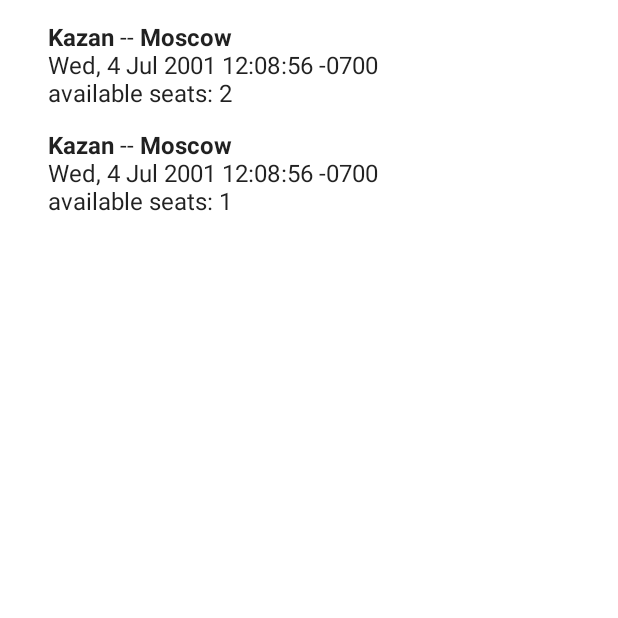
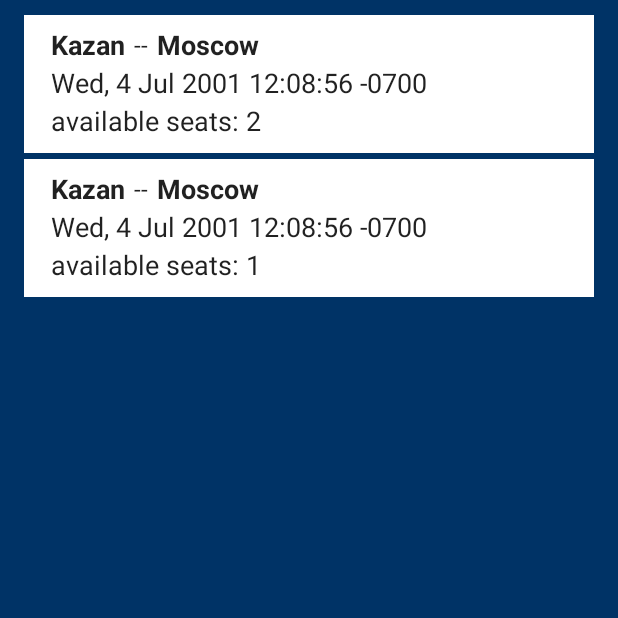
Before and after one commit to Gelassen/open-car-share, an Android app built with Jetpack Compose: the composable TripScreen shown on its own in the app's theme, after a tap on "Kazan", on a phone screen of 412 x 824 dp, the top half of it. Run offline under Robolectric (Android 15) with nearby library versions, the phone set to English and light mode, and no system bars; our stand-ins replace Dagger/Hilt's generated code; 1 statement that could not run was skipped.

Commit message:
Update trips screen

```diff
--- a/app/src/main/java/com/home/opencarshare/screens/TripScreen.kt
+++ b/app/src/main/java/com/home/opencarshare/screens/TripScreen.kt
@@ -1,6 +1,7 @@
 package com.home.opencarshare.screens
 
 import android.util.Log
+import androidx.compose.foundation.background
 import androidx.compose.foundation.layout.*
 import androidx.compose.foundation.lazy.LazyColumn
 import androidx.compose.foundation.lazy.items
@@ -10,9 +11,12 @@ import androidx.compose.runtime.LaunchedEffect
 import androidx.compose.runtime.collectAsState
 import androidx.compose.runtime.getValue
 import androidx.compose.ui.Modifier
+import androidx.compose.ui.res.colorResource
+import androidx.compose.ui.res.dimensionResource
 import androidx.compose.ui.unit.dp
 import androidx.navigation.NavController
 import com.home.opencarshare.App
+import com.home.opencarshare.R
 import com.home.opencarshare.navigation.AppNavigation
 import com.home.opencarshare.model.Trip
 import com.home.opencarshare.network.Response
@@ -30,28 +34,40 @@ fun TripScreen(viewModel: TripsViewModel, navController: NavController, searchTr
             System.currentTimeMillis()
         )
     }
-    TripsComposeList(state = state, navController = navController)
+    TripsComposeList(
+        state = state,
+        onClick = { tripId -> navController.navigate("${AppNavigation.Booking.TRIP_BOOKING}/$tripId")},
+        navController = navController
+    )
 }
 
 @Composable
 fun TripsComposeList(
     state: Response<List<Trip>>,
+    onClick: (String) -> Unit,
     navController: NavController
 ) {
+    val baselineGrid = dimensionResource(id = R.dimen.baseline_grid)
+    val mainPadding = dimensionResource(id = R.dimen.main_margin_compact)
+    val componentSpace = dimensionResource(id = R.dimen.component_space)
+    val elevation = dimensionResource(id = R.dimen.elevation)
     val scrollState = rememberLazyListState()
     LazyColumn(
         state = scrollState,
-        contentPadding = PaddingValues(horizontal = 16.dp, vertical = 8.dp)
+        contentPadding = PaddingValues(horizontal = mainPadding, vertical = baselineGrid),
+        modifier = Modifier
+            .fillMaxHeight()
+            .background(color = colorResource(id = R.color.colorPrimaryDark))
     ) {
         when (state) {
             is Response.Data -> {
                 items(state.data) { it ->
                     TripViewItem(
                         data = it,
-                        { tripId ->
-                            navController.navigate("${AppNavigation.Booking.TRIP_BOOKING}/$tripId")
-                        },
-                        modifier = Modifier.padding(vertical = 2.dp)
+                        navigateToBooking = { tripId -> onClick(tripId) },
+                        modifier = Modifier
+                            .padding(vertical = 2.dp)
+                            .background(colorResource(id = R.color.white))
                     )
                 }
             }
--- a/app/src/main/java/com/home/opencarshare/screens/TripViewItem.kt
+++ b/app/src/main/java/com/home/opencarshare/screens/TripViewItem.kt
@@ -3,10 +3,8 @@ package com.home.opencarshare.screens
 import android.widget.Toast
 import androidx.compose.foundation.background
 import androidx.compose.foundation.clickable
+import androidx.compose.foundation.layout.*
 import androidx.compose.foundation.layout.Column
-import androidx.compose.foundation.layout.Row
-import androidx.compose.foundation.layout.fillMaxWidth
-import androidx.compose.foundation.layout.padding
 import androidx.compose.material.MaterialTheme
 import androidx.compose.material.Surface
 import androidx.compose.material.Text
@@ -14,41 +12,60 @@ import androidx.compose.runtime.Composable
 import androidx.compose.ui.Alignment
 import androidx.compose.ui.Modifier
 import androidx.compose.ui.platform.LocalContext
+import androidx.compose.ui.res.colorResource
+import androidx.compose.ui.res.dimensionResource
 import androidx.compose.ui.text.font.FontWeight
 import androidx.compose.ui.unit.dp
+import androidx.compose.ui.unit.sp
+import com.home.opencarshare.R
 import com.home.opencarshare.model.Trip
 
 @Composable
 fun TripViewItem(data: Trip,
                  navigateToBooking: (String) -> Unit,
                  modifier: Modifier) {
-    val context = LocalContext.current
-    Surface(modifier = modifier
-        .fillMaxWidth()
-        .background(color = MaterialTheme.colors.background)
-        .clickable {
-            Toast
-                .makeText(
-                    context,
-                    "On click action ${data.locationFrom} to ${data.locationTo}",
-                    Toast.LENGTH_SHORT
+    val baselineGrid = dimensionResource(id = R.dimen.baseline_grid)
+    val mainPadding = dimensionResource(id = R.dimen.main_margin_compact)
+    Box(
+        modifier = Modifier
+            .fillMaxWidth()
+            .clickable { navigateToBooking(data.id) }) {
+        Column(
+            modifier = modifier
+                .padding(
+                    top = baselineGrid,
+                    bottom = baselineGrid,
+                    start = mainPadding,
+                    end = mainPadding
                 )
-                .show()
-            navigateToBooking(data.id)
-        }
-    ) {
-        Column(modifier = modifier.padding(top = 4.dp, bottom = 4.dp, start = 16.dp, end = 16.dp)) {
+                .fillMaxWidth()
+        ) {
             Row(
-                verticalAlignment = Alignment.CenterVertically
+                verticalAlignment = Alignment.CenterVertically,
             ) {
-                Text(text = data.locationFrom, fontWeight = FontWeight.Bold)
+                Text(
+                    text = data.locationFrom,
+                    fontWeight = FontWeight.Bold,
+                    modifier = Modifier.padding(2.dp),
+                    fontSize = 18.sp)
                 Text(text = " -- ")
-                Text(text = data.locationTo, fontWeight = FontWeight.Bold)
+                Text(
+                    text = data.locationTo,
+                    fontWeight = FontWeight.Bold,
+                    modifier = Modifier.padding(2.dp),
+                    fontSize = 18.sp)
             }
             Column() {
-                Text(text = data.date)
-                Text(text = "available seats: ${data.availableSeats}")
+                Text(
+                    text = data.date,
+                    modifier = Modifier.padding(2.dp),
+                    fontSize = 18.sp)
+                Text(
+                    text = "available seats: ${data.availableSeats}",
+                    modifier = Modifier.padding(2.dp),
+                    fontSize = 18.sp)
             }
         }
     }
+
 }
```
